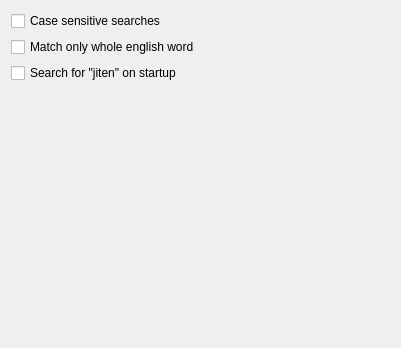
Before: the Qt Designer form app/configsearching.ui in KDE/kiten, drawn with Qt 5.
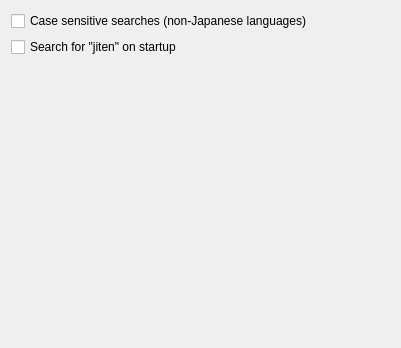
After: the same form once the commit is applied.

```diff
--- a/app/configsearching.ui
+++ b/app/configsearching.ui
@@ -30,14 +30,7 @@
      <item>
       <widget class="QCheckBox" name="kcfg_caseSensitive" >
        <property name="text" >
-        <string>Case sensitive searches</string>
-       </property>
-      </widget>
-     </item>
-     <item>
-      <widget class="QCheckBox" name="kcfg_wholeWord" >
-       <property name="text" >
-        <string>Match only whole english word</string>
+        <string>Case sensitive searches (non-Japanese languages)</string>
        </property>
       </widget>
      </item>
```
Left out of the diff: 14 changed lines with no effect on the pictures.
